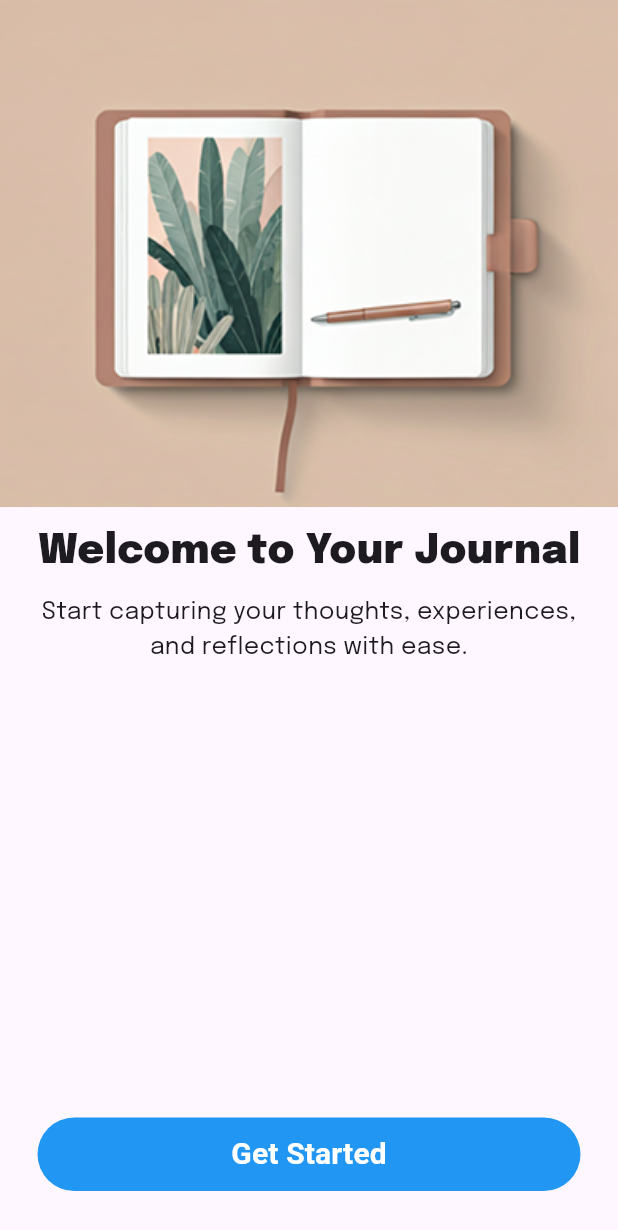
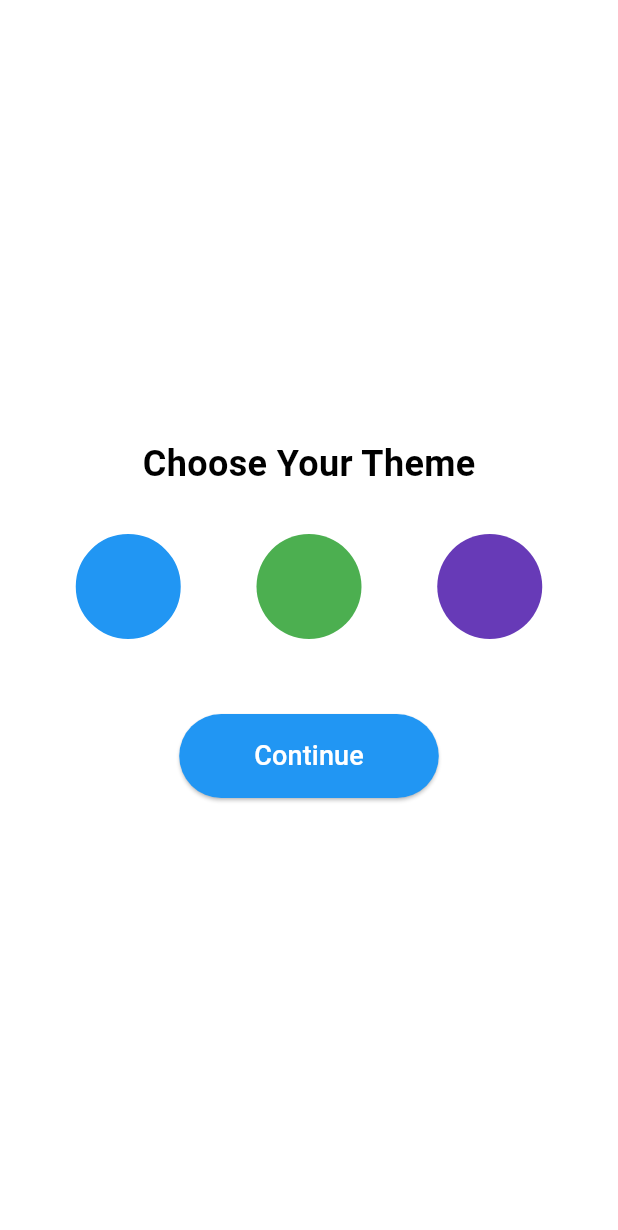
Before and after one commit to siddharth200119/journal-app, a Flutter app: the screen it shows after launch, after a tap on "Get Started", on a phone screen of 412 x 824 dp. Shown: the top 1230 px of the screen. Run offline on Flutter 3.47's test engine with Material 3 defaults, Android fonts, the phone set to English and light mode, and no system bars; drawn by our look-alikes of auto_size_text; our stand-ins replace shared_preferences.

Commit message:
cahnges to onboarding

```diff
--- a/lib/main.dart
+++ b/lib/main.dart
@@ -1,5 +1,7 @@
 import 'package:flutter/material.dart';
+import 'package:provider/provider.dart';
 import 'package:journal_app/screens/onboarding.dart';
+import 'package:journal_app/theme/theme_provider.dart';
 
 void main() {
   runApp(const MyApp());
@@ -10,12 +12,19 @@ class MyApp extends StatelessWidget {
 
   @override
   Widget build(BuildContext context) {
-    return MaterialApp(
-      title: 'Flutter Demo',
-      theme: ThemeData(
-        colorScheme: ColorScheme.fromSeed(seedColor: Colors.deepPurple),
+    return ChangeNotifierProvider(
+      create: (_) => ThemeProvider(),
+      child: Consumer<ThemeProvider>(
+        builder: (context, themeProvider, child) {
+          return MaterialApp(
+            title: 'Journal App',
+            theme: themeProvider.lightTheme,
+            darkTheme: themeProvider.darkTheme,
+            themeMode: themeProvider.themeMode,
+            home: const Onboarding(),
+          );
+        },
       ),
-      home: const Onboarding(),
     );
   }
 }
--- a/lib/screens/onboarding.dart
+++ b/lib/screens/onboarding.dart
@@ -1,8 +1,35 @@
 import 'package:flutter/material.dart';
 import 'package:auto_size_text/auto_size_text.dart';
+import 'package:shared_preferences/shared_preferences.dart';
+import 'package:journal_app/screens/home.dart';
+import 'package:journal_app/screens/theme_selection.dart';
 
-class Onboarding extends StatelessWidget {
+class Onboarding extends StatefulWidget {
   const Onboarding({super.key});
+
+  @override
+  State<Onboarding> createState() => _OnboardingState();
+}
+
+class _OnboardingState extends State<Onboarding> {
+  @override
+  void initState() {
+    super.initState();
+    _checkFirstLaunch();
+  }
+
+  Future<void> _checkFirstLaunch() async {
+    final prefs = await SharedPreferences.getInstance();
+    final isFirstLaunch = prefs.getBool('first_launch') ?? true;
+
+    if (!isFirstLaunch) {
+      debugPrint("Not first launch: Navigate to home");
+      Navigator.pushReplacement(
+          context, MaterialPageRoute(builder: (_) => const Home()));
+    } else {
+      debugPrint("First launch: Showing onboarding");
+    }
+  }
 
   @override
   Widget build(BuildContext context) {
@@ -19,42 +46,45 @@ class Onboarding extends StatelessWidget {
             child: Container(
               padding: const EdgeInsets.symmetric(horizontal: 25),
               child: Column(
-                mainAxisAlignment: MainAxisAlignment.spaceBetween,
+                mainAxisAlignment: MainAxisAlignment.spaceAround,
                 crossAxisAlignment: CrossAxisAlignment.center,
                 children: [
-                  Column(
+                  const Column(
                     children: [
-                      // Responsive title
                       FittedBox(
                         fit: BoxFit.scaleDown,
                         child: Text(
                           "Welcome to Your Journal",
-                          style: const TextStyle(
+                          style: TextStyle(
                             fontFamily: "Epilogue",
                             fontSize: 28,
                             fontWeight: FontWeight.w900,
                           ),
                         ),
                       ),
-                      const SizedBox(height: 10),
-                      // Responsive subtitle
+                      SizedBox(height: 10),
                       AutoSizeText(
                         "Start capturing your thoughts, experiences, and reflections with ease.",
                         textAlign: TextAlign.center,
                         maxLines: 2,
-                        style: const TextStyle(
+                        style: TextStyle(
                           fontFamily: "Epilogue",
                           fontSize: 16,
                         ),
                       ),
                     ],
                   ),
-                  Padding(
-                    padding: const EdgeInsets.only(bottom: 30),
-                    child: SizedBox(
+                  SizedBox(
                     width: double.infinity,
                     child: TextButton(
-                        onPressed: () {},
+                      onPressed: () {
+                        Navigator.pushReplacement(
+                          context,
+                          MaterialPageRoute(
+                            builder: (_) => const ThemeSelectionScreen(),
+                          ),
+                        );
+                      },
                       style: ButtonStyle(
                         padding: WidgetStateProperty.all<EdgeInsets>(
                           const EdgeInsets.symmetric(vertical: 10),
@@ -72,7 +102,6 @@ class Onboarding extends StatelessWidget {
                       ),
                     ),
                   ),
-                  ),
                 ],
               ),
             ),
--- /dev/null
+++ b/lib/screens/theme_selection.dart
@@ -0,0 +1,127 @@
+import 'package:flutter/material.dart';
+import 'package:provider/provider.dart';
+import 'package:shared_preferences/shared_preferences.dart';
+import 'package:journal_app/screens/home.dart';
+import 'package:journal_app/theme/color_schemes.dart';
+import 'package:journal_app/theme/theme_provider.dart';
+
+class ThemeSelectionScreen extends StatefulWidget {
+  const ThemeSelectionScreen({super.key});
+
+  @override
+  State<ThemeSelectionScreen> createState() => _ThemeSelectionScreenState();
+}
+
+class _ThemeSelectionScreenState extends State<ThemeSelectionScreen>
+    with SingleTickerProviderStateMixin {
+  late AnimationController _controller;
+  late Animation<double> _fadeAnimation;
+  late Animation<double> _scaleAnimation;
+  int _selectedColorSchemeIndex = 0;
+
+  @override
+  void initState() {
+    super.initState();
+    _controller = AnimationController(
+      vsync: this,
+      duration: const Duration(milliseconds: 500),
+    );
+    _fadeAnimation = Tween<double>(begin: 0.0, end: 1.0).animate(
+      CurvedAnimation(parent: _controller, curve: Curves.easeIn),
+    );
+    _scaleAnimation = Tween<double>(begin: 0.5, end: 1.0).animate(
+      CurvedAnimation(parent: _controller, curve: Curves.easeOut),
+    );
+    _controller.forward();
+  }
+
+  @override
+  void dispose() {
+    _controller.dispose();
+    super.dispose();
+  }
+
+  Future<void> _saveThemeAndNavigate() async {
+    final themeProvider = Provider.of<ThemeProvider>(context, listen: false);
+    themeProvider.setColorScheme(_selectedColorSchemeIndex);
+
+    final prefs = await SharedPreferences.getInstance();
+    await prefs.setBool('first_launch', false);
+    Navigator.pushReplacement(
+      context,
+      MaterialPageRoute(builder: (_) => const Home()),
+    );
+  }
+
+  @override
+  Widget build(BuildContext context) {
+    return Scaffold(
+      body: Center(
+        child: FadeTransition(
+          opacity: _fadeAnimation,
+          child: ScaleTransition(
+            scale: _scaleAnimation,
+            child: Column(
+              mainAxisAlignment: MainAxisAlignment.center,
+              children: [
+                const Text(
+                  'Choose Your Theme',
+                  style: TextStyle(
+                    fontSize: 24,
+                    fontWeight: FontWeight.bold,
+                  ),
+                ),
+                const SizedBox(height: 30),
+                _buildColorSchemeSelector(),
+                const SizedBox(height: 50),
+                ElevatedButton(
+                  onPressed: _saveThemeAndNavigate,
+                  style: ElevatedButton.styleFrom(
+                    backgroundColor: lightColorSchemes[_selectedColorSchemeIndex].primary,
+                    padding: const EdgeInsets.symmetric(
+                      horizontal: 50,
+                      vertical: 15,
+                    ),
+                  ),
+                  child: const Text(
+                    'Continue',
+                    style: TextStyle(
+                      fontSize: 18,
+                      color: Colors.white
+                    ),
+                  ),
+                ),
+              ],
+            ),
+          ),
+        ),
+      ),
+    );
+  }
+
+  Widget _buildColorSchemeSelector() {
+    return Row(
+      mainAxisAlignment: MainAxisAlignment.spaceEvenly,
+      children: List.generate(lightColorSchemes.length, (index) {
+        return GestureDetector(
+          onTap: () {
+            setState(() {
+              _selectedColorSchemeIndex = index;
+            });
+          },
+          child: Container(
+            width: 70,
+            height: 70,
+            decoration: BoxDecoration(
+              color: lightColorSchemes[index].primary,
+              shape: BoxShape.circle,
+              border: _selectedColorSchemeIndex == index
+                  ? Border.all(color: Colors.blue, width: 4)
+                  : null,
+            ),
+          ),
+        );
+      }),
+    );
+  }
+}
--- /dev/null
+++ b/lib/theme/color_schemes.dart
@@ -0,0 +1,91 @@
+import 'package:flutter/material.dart';
+
+const List<ColorScheme> lightColorSchemes = [
+  // Default: White and Blue
+  ColorScheme.light(
+    primary: Colors.blue,
+    secondary: Colors.blueAccent,
+    surface: Colors.white,
+    background: Color(0xFFFDFDFD),
+    error: Colors.red,
+    onPrimary: Colors.white,
+    onSecondary: Colors.white,
+    onSurface: Colors.black,
+    onBackground: Colors.black,
+    onError: Colors.white,
+    brightness: Brightness.light,
+  ),
+  // Green and Cream
+  ColorScheme.light(
+    primary: Colors.green,
+    secondary: Colors.greenAccent,
+    surface: Color(0xFFF5F5DC),
+    background: Color(0xFFF0EFE6),
+    error: Colors.red,
+    onPrimary: Colors.white,
+    onSecondary: Colors.black,
+    onSurface: Colors.black,
+    onBackground: Colors.black,
+    onError: Colors.white,
+    brightness: Brightness.light,
+  ),
+  // Purple and Light Gray
+  ColorScheme.light(
+    primary: Colors.deepPurple,
+    secondary: Colors.purpleAccent,
+    surface: Colors.white,
+    background: Color(0xFFF7F7F7),
+    error: Colors.red,
+    onPrimary: Colors.white,
+    onSecondary: Colors.white,
+    onSurface: Colors.black,
+    onBackground: Colors.black,
+    onError: Colors.white,
+    brightness: Brightness.light,
+  ),
+];
+
+const List<ColorScheme> darkColorSchemes = [
+  // Dark Blue
+  ColorScheme.dark(
+    primary: Colors.blue,
+    secondary: Colors.blueAccent,
+    surface: Color(0xFF141414),
+    background: Color(0xFF0A0A0A),
+    error: Colors.red,
+    onPrimary: Colors.white,
+    onSecondary: Colors.white,
+    onSurface: Colors.white,
+    onBackground: Colors.white,
+    onError: Colors.white,
+    brightness: Brightness.dark,
+  ),
+  // Dark Green
+  ColorScheme.dark(
+    primary: Colors.green,
+    secondary: Colors.greenAccent,
+    surface: Color(0xFF101D10),
+    background: Color(0xFF0A140A),
+    error: Colors.red,
+    onPrimary: Colors.white,
+    onSecondary: Colors.black,
+    onSurface: Colors.white,
+    onBackground: Colors.white,
+    onError: Colors.white,
+    brightness: Brightness.dark,
+  ),
+  // Dark Purple
+  ColorScheme.dark(
+    primary: Colors.deepPurple,
+    secondary: Colors.purpleAccent,
+    surface: Color(0xFF121212),
+    background: Color(0xFF000000),
+    error: Colors.red,
+    onPrimary: Colors.white,
+    onSecondary: Colors.white,
+    onSurface: Colors.white,
+    onBackground: Colors.white,
+    onError: Colors.white,
+    brightness: Brightness.dark,
+  ),
+];
--- /dev/null
+++ b/lib/theme/theme_provider.dart
@@ -0,0 +1,53 @@
+import 'package:flutter/material.dart';
+import 'package:shared_preferences/shared_preferences.dart';
+import 'package:journal_app/theme/color_schemes.dart';
+
+class ThemeProvider with ChangeNotifier {
+  ThemeMode _themeMode = ThemeMode.system;
+  int _colorSchemeIndex = 0;
+
+  ThemeMode get themeMode => _themeMode;
+  int get colorSchemeIndex => _colorSchemeIndex;
+
+  ThemeProvider() {
+    _loadTheme();
+  }
+
+  ThemeData get lightTheme => ThemeData(
+        colorScheme: lightColorSchemes[_colorSchemeIndex],
+        brightness: Brightness.light,
+      );
+
+  ThemeData get darkTheme => ThemeData(
+        colorScheme: darkColorSchemes[_colorSchemeIndex],
+        brightness: Brightness.dark,
+      );
+
+  void _loadTheme() async {
+    final prefs = await SharedPreferences.getInstance();
+    _colorSchemeIndex = prefs.getInt('colorSchemeIndex') ?? 0;
+    final theme = prefs.getString('themeMode');
+    if (theme == 'light') {
+      _themeMode = ThemeMode.light;
+    } else if (theme == 'dark') {
+      _themeMode = ThemeMode.dark;
+    } else {
+      _themeMode = ThemeMode.system;
+    }
+    notifyListeners();
+  }
+
+  void setThemeMode(ThemeMode mode) async {
+    final prefs = await SharedPreferences.getInstance();
+    _themeMode = mode;
+    prefs.setString('themeMode', mode.toString().split('.').last);
+    notifyListeners();
+  }
+
+  void setColorScheme(int index) async {
+    final prefs = await SharedPreferences.getInstance();
+    _colorSchemeIndex = index;
+    prefs.setInt('colorSchemeIndex', index);
+    notifyListeners();
+  }
+}
--- a/pubspec.yaml
+++ b/pubspec.yaml
@@ -36,6 +36,8 @@ dependencies:
   cupertino_icons: ^1.0.8
   flutter_launcher_icons: ^0.14.4
   auto_size_text: ^3.0.0
+  shared_preferences: ^2.5.3
+  provider: ^6.1.5
 
 dev_dependencies:
   flutter_test:
```
Also changed, not shown: lib/screens/home.dart (added, +91 -0 lines), lib/screens/home_page.dart (added, +12 -0 lines), lib/screens/search_page.dart (added, +12 -0 lines), lib/screens/settings_page.dart (added, +12 -0 lines), pubspec.lock, 2 other files. Lines whose indentation alone changed are shown as unchanged.
